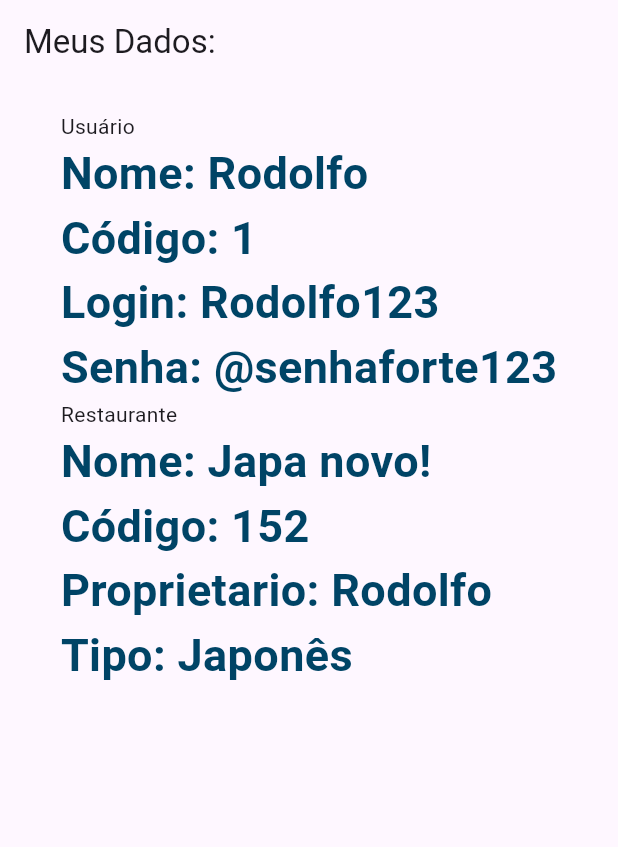
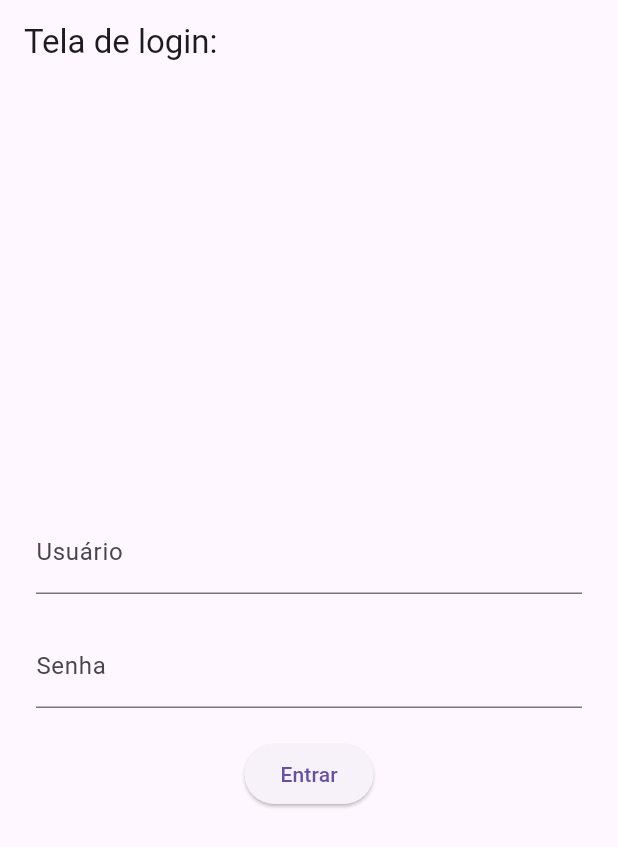
Before and after one commit to jussimar/testefluttergit, a Flutter app: the screen it shows after launch, on a phone screen of 412 x 824 dp. Shown: the top 847 px of the screen. Run offline on Flutter 3.47's test engine with Material 3 defaults, Android fonts, the phone set to English and light mode, and no system bars; our stand-ins replace sqflite; accounts and stored records are empty.

Commit message:
aplicando a conexao com o banco de dados sqlite e criando tela de login

```diff
--- a/lib/main.dart
+++ b/lib/main.dart
@@ -1,4 +1,5 @@
 import 'package:flutter/material.dart';
+import 'package:untitled/telas/tela_login.dart';
 import './estilos/estilos.dart';
 
 import 'usuario.dart';
@@ -15,7 +16,13 @@ class MyApp extends StatelessWidget {
   @override
   Widget build(BuildContext context) {
 
-    Usuario u = Usuario(
+    return MaterialApp(
+      debugShowCheckedModeBanner: false,
+      home: TelaLogin(),
+    );
+
+
+    /*Usuario u = Usuario(
       codigo: 1,
       login: 'Rodolfo123',
       nome: 'Rodolfo',
@@ -34,9 +41,9 @@ class MyApp extends StatelessWidget {
       cutinaria: t,
       latitude: 0,
       longitude: 0
-    );
+    );*/
 
-    return MaterialApp(
+    /*return MaterialApp(
       home:Scaffold(
         appBar: AppBar(
             title: const Text("Meus Dados:"),
@@ -66,6 +73,6 @@ class MyApp extends StatelessWidget {
         ),
       ),
       )
-    );
+    );*/
   }
 }
--- a/lib/restaurante.dart
+++ b/lib/restaurante.dart
@@ -38,5 +38,4 @@ class Restaurante{
       _proprietario = proprietario;
       _cutinaria = cutinaria;
     }
-
 }
--- /dev/null
+++ b/lib/telas/tela_login.dart
@@ -0,0 +1,69 @@
+import 'package:flutter/material.dart';
+import 'package:untitled/banco/usuario_dao.dart';
+import 'package:untitled/telas/tela_home.dart';
+import 'package:untitled/usuario.dart';
+
+class TelaLogin extends StatelessWidget{
+   TelaLogin({super.key});
+
+   /*Usuario u = Usuario(
+     nome: 'admin',
+     login: 'admin',
+     senha: '1234'
+   );*/
+
+   final TextEditingController usuarioController = TextEditingController();
+   final TextEditingController senhaController = TextEditingController();
+
+   @override
+  Widget build(BuildContext context) {
+    return Scaffold(
+      appBar: AppBar(title: const Text('Tela de login: ')),
+      body: Padding(padding: const EdgeInsets.all(24.0),
+          child: Column(
+            mainAxisAlignment: MainAxisAlignment.center,
+            children: [
+              TextField(
+                decoration: const InputDecoration(labelText: 'Usuário'),
+                controller: usuarioController,
+              ),
+              const SizedBox(height: 20),
+              TextField(
+                decoration: const InputDecoration(labelText: 'Senha'),
+                obscureText: true,
+                controller: senhaController,
+              ),
+              const SizedBox(height: 20),
+              ElevatedButton(onPressed: () async {
+
+                /*if(u.login == usuarioController.text && u.senha == senhaController.text){
+                  //print('deu certo vai abrir outra pagina');
+                  Navigator.push(context,
+                      MaterialPageRoute(builder: (context) =>  TelaHome())
+                  );
+                }else{
+                  print('deu errado nao vai abrir outra pagina');
+                }*/
+
+                final sucesso = await UsuarioDAO.autenticar(usuarioController.text, senhaController.text);
+
+                if(sucesso){
+                  Navigator.push(context,
+                      MaterialPageRoute(builder: (context) =>  TelaHome())
+                  );
+                }else{
+                  ScaffoldMessenger.of(context).showSnackBar(
+                    const SnackBar(content: Text('Login invalido!'))
+                  );
+                }
+
+
+              }, child: const Text('Entrar')),
+
+            ],
+          ),
+      ),
+    );
+  }
+
+}
```
Also changed, not shown: lib/banco/database_helper.dart (added, +27 -0 lines), lib/banco/usuario_dao.dart (added, +17 -0 lines), lib/telas/tela_home.dart (added, +15 -0 lines), pubspec.yaml (+7 -3 lines), pubspec.lock, 1 other file.
